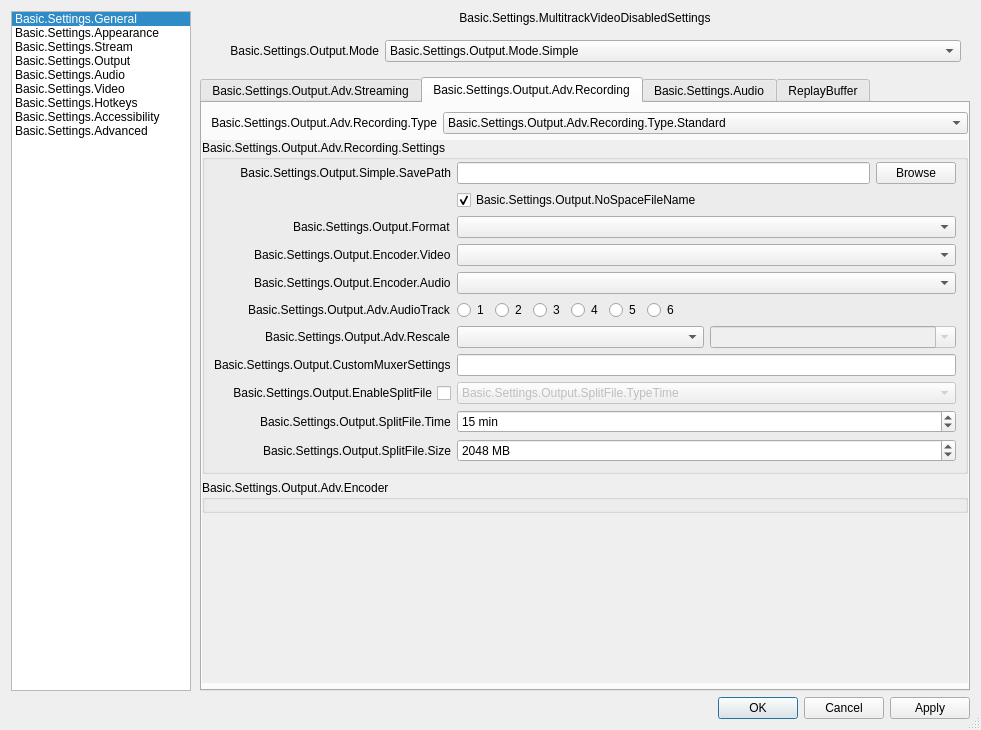
Before: the Qt Designer form frontend/forms/OBSBasicSettings.ui in Flexible-Output-View/obs-studio-fov, drawn with Qt 5.
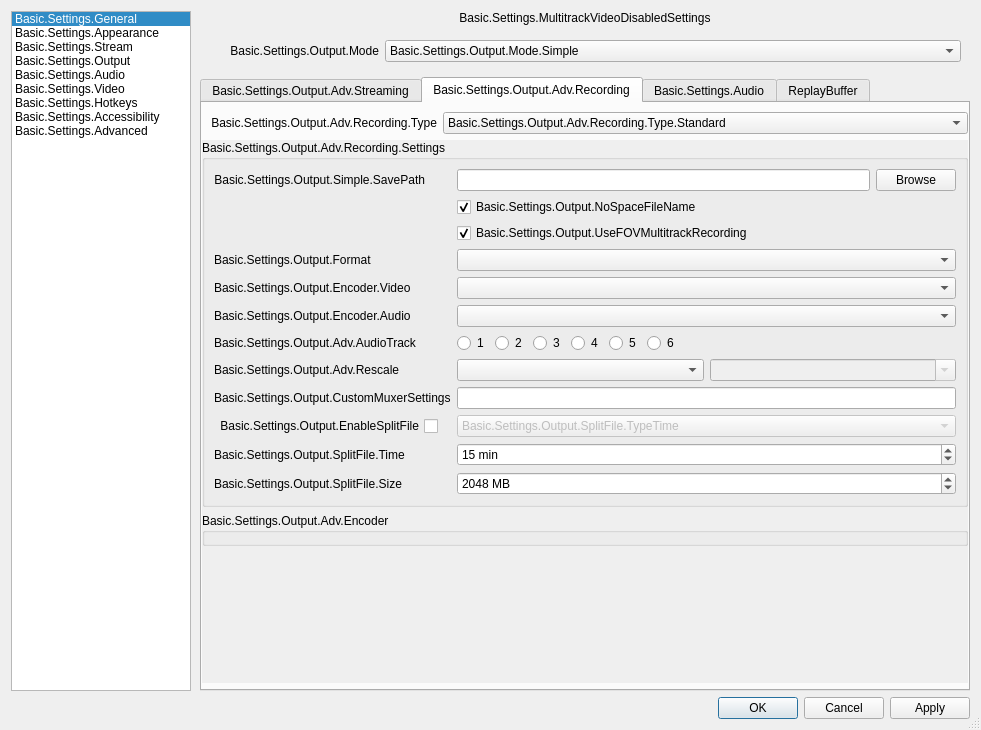
After: the same form once the commit is applied. The open tabs and pages were chosen to show the change. Icons and pictures are not drawn. Custom widgets are drawn as their Qt base class.

Commit message: ADD: fov local multitrack recording to advanced output

Diff of the .ui file:
```diff
--- a/frontend/forms/OBSBasicSettings.ui
+++ b/frontend/forms/OBSBasicSettings.ui
@@ -3517,8 +3517,8 @@
                             <rect>
                              <x>0</x>
                              <y>0</y>
-                             <width>677</width>
-                             <height>447</height>
+                             <width>768</width>
+                             <height>518</height>
                             </rect>
                            </property>
                            <property name="sizePolicy">
@@ -3545,28 +3545,7 @@
                               <property name="title">
                                <string>Basic.Settings.Output.Adv.Recording.Settings</string>
                               </property>
-                              <layout class="QFormLayout" name="formLayout_16">
-                               <property name="fieldGrowthPolicy">
-                                <enum>QFormLayout::FieldGrowthPolicy::AllNonFixedFieldsGrow</enum>
-                               </property>
-                               <property name="labelAlignment">
-                                <set>Qt::AlignmentFlag::AlignRight|Qt::AlignmentFlag::AlignTrailing|Qt::AlignmentFlag::AlignVCenter</set>
-                               </property>
-                               <property name="formAlignment">
-                                <set>Qt::AlignmentFlag::AlignLeading|Qt::AlignmentFlag::AlignLeft|Qt::AlignmentFlag::AlignTop</set>
-                               </property>
-                               <property name="leftMargin">
-                                <number>9</number>
-                               </property>
-                               <property name="topMargin">
-                                <number>2</number>
-                               </property>
-                               <property name="rightMargin">
-                                <number>9</number>
-                               </property>
-                               <property name="bottomMargin">
-                                <number>9</number>
-                               </property>
+                              <layout class="QFormLayout" name="formLayout_6">
                                <item row="0" column="0">
                                 <widget class="QLabel" name="label_32">
                                  <property name="sizePolicy">
@@ -3636,20 +3615,34 @@
                                 </spacer>
                                </item>
                                <item row="1" column="1">
-                                <widget class="QCheckBox" name="advOutNoSpace">
-                                 <property name="sizePolicy">
-                                  <sizepolicy hsizetype="Minimum" vsizetype="Preferred">
-                                   <horstretch>0</horstretch>
-                                   <verstretch>0</verstretch>
-                                  </sizepolicy>
-                                 </property>
-                                 <property name="text">
-                                  <string>Basic.Settings.Output.NoSpaceFileName</string>
-                                 </property>
-                                 <property name="checked">
-                                  <bool>true</bool>
-                                 </property>
-                                </widget>
+                                <layout class="QVBoxLayout" name="verticalLayout_37">
+                                 <item>
+                                  <widget class="QCheckBox" name="advOutNoSpace">
+                                   <property name="sizePolicy">
+                                    <sizepolicy hsizetype="Minimum" vsizetype="Preferred">
+                                     <horstretch>0</horstretch>
+                                     <verstretch>0</verstretch>
+                                    </sizepolicy>
+                                   </property>
+                                   <property name="text">
+                                    <string>Basic.Settings.Output.NoSpaceFileName</string>
+                                   </property>
+                                   <property name="checked">
+                                    <bool>true</bool>
+                                   </property>
+                                  </widget>
+                                 </item>
+                                 <item>
+                                  <widget class="QCheckBox" name="advfovBasicRecordMultitrack">
+                                   <property name="text">
+                                    <string>Basic.Settings.Output.UseFOVMultitrackRecording</string>
+                                   </property>
+                                   <property name="checked">
+                                    <bool>true</bool>
+                                   </property>
+                                  </widget>
+                                 </item>
+                                </layout>
                                </item>
                                <item row="2" column="0">
                                 <widget class="QLabel" name="label_43">
@@ -3674,6 +3667,40 @@
                                  </property>
                                 </widget>
                                </item>
+                               <item row="3" column="0">
+                                <widget class="QLabel" name="advOutRecEncLabel">
+                                 <property name="text">
+                                  <string>Basic.Settings.Output.Encoder.Video</string>
+                                 </property>
+                                </widget>
+                               </item>
+                               <item row="3" column="1">
+                                <widget class="QComboBox" name="advOutRecEncoder">
+                                 <property name="sizePolicy">
+                                  <sizepolicy hsizetype="Preferred" vsizetype="Preferred">
+                                   <horstretch>0</horstretch>
+                                   <verstretch>0</verstretch>
+                                  </sizepolicy>
+                                 </property>
+                                </widget>
+                               </item>
+                               <item row="4" column="0">
+                                <widget class="QLabel" name="advOutRecAEncLabel">
+                                 <property name="text">
+                                  <string>Basic.Settings.Output.Encoder.Audio</string>
+                                 </property>
+                                </widget>
+                               </item>
+                               <item row="4" column="1">
+                                <widget class="QComboBox" name="advOutRecAEncoder">
+                                 <property name="sizePolicy">
+                                  <sizepolicy hsizetype="Preferred" vsizetype="Preferred">
+                                   <horstretch>0</horstretch>
+                                   <verstretch>0</verstretch>
+                                  </sizepolicy>
+                                 </property>
+                                </widget>
+                               </item>
                                <item row="5" column="0">
                                 <widget class="QLabel" name="label_29">
                                  <property name="text">
@@ -3882,40 +3909,6 @@
                                  </widget>
                                 </widget>
                                </item>
-                               <item row="4" column="0">
-                                <widget class="QLabel" name="advOutRecAEncLabel">
-                                 <property name="text">
-                                  <string>Basic.Settings.Output.Encoder.Audio</string>
-                                 </property>
-                                </widget>
-                               </item>
-                               <item row="4" column="1">
-                                <widget class="QComboBox" name="advOutRecAEncoder">
-                                 <property name="sizePolicy">
-                                  <sizepolicy hsizetype="Preferred" vsizetype="Preferred">
-                                   <horstretch>0</horstretch>
-                                   <verstretch>0</verstretch>
-                                  </sizepolicy>
-                                 </property>
-                                </widget>
-                               </item>
-                               <item row="3" column="0">
-                                <widget class="QLabel" name="advOutRecEncLabel">
-                                 <property name="text">
-                                  <string>Basic.Settings.Output.Encoder.Video</string>
-                                 </property>
-                                </widget>
-                               </item>
-                               <item row="3" column="1">
-                                <widget class="QComboBox" name="advOutRecEncoder">
-                                 <property name="sizePolicy">
-                                  <sizepolicy hsizetype="Preferred" vsizetype="Preferred">
-                                   <horstretch>0</horstretch>
-                                   <verstretch>0</verstretch>
-                                  </sizepolicy>
-                                 </property>
-                                </widget>
-                               </item>
                                <item row="6" column="0">
                                 <widget class="QLabel" name="advOutRecUseRescale">
                                  <property name="sizePolicy">
```
Left out of the diff: 10 changed lines with no effect on the pictures. The commit also changes 4 other files.
